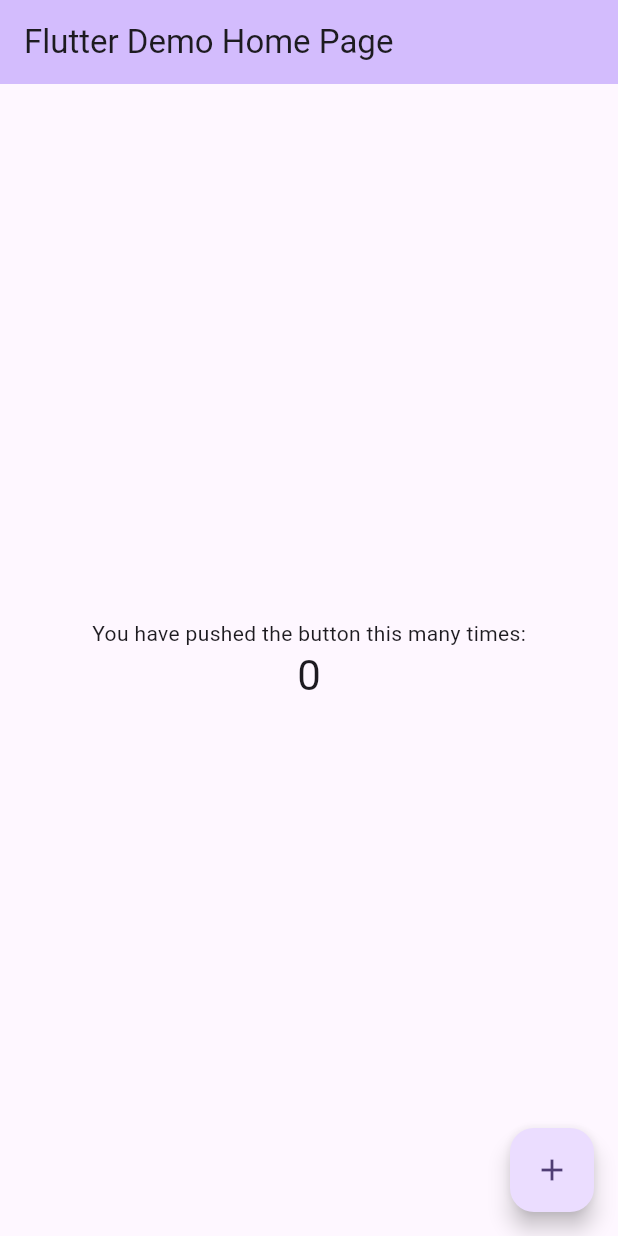
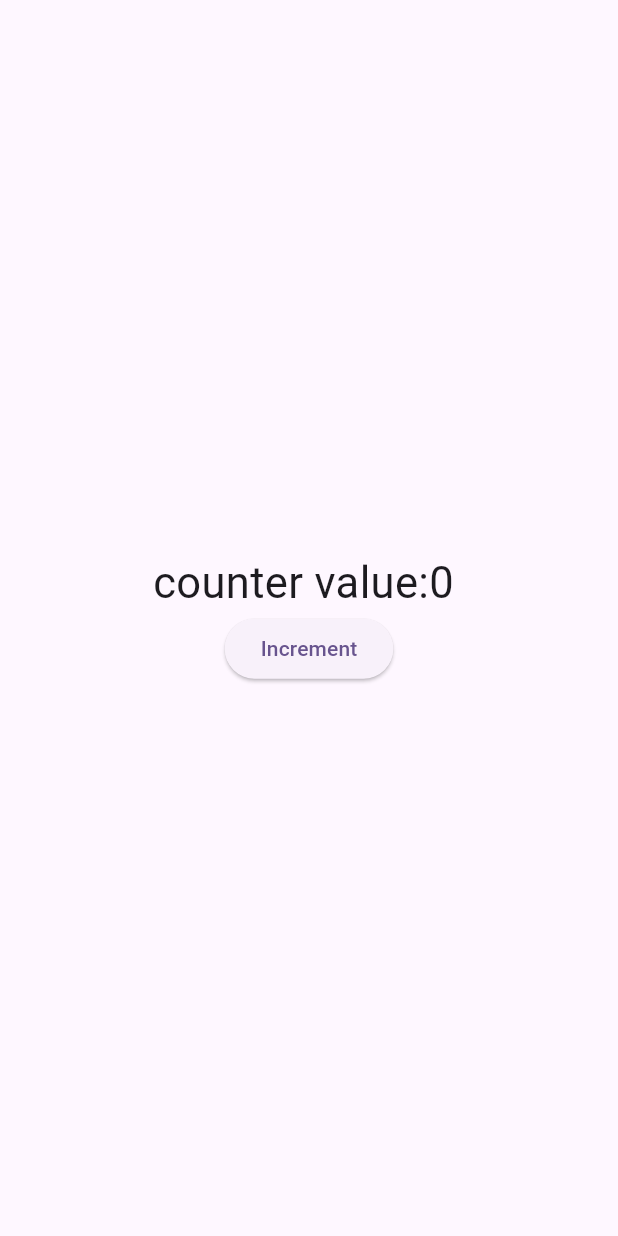
Before and after one commit to Junaidsawand/counter_provider, a Flutter app: the screen it shows after launch, on a phone screen of 412 x 824 dp. Run offline on Flutter 3.47's test engine with Material 3 defaults, Android fonts, the phone set to English and light mode, and no system bars.

Commit message:
updated counter with provider

```diff
--- a/counter_provider/lib/main.dart
+++ b/counter_provider/lib/main.dart
@@ -1,121 +1,68 @@
+import 'package:counter_provider/providers/CounterModel.dart';
 import 'package:flutter/material.dart';
+import 'package:provider/provider.dart';
 
 void main() {
-  runApp(const MyApp());
+  runApp(
+    ChangeNotifierProvider(
+      create: (context) => CounterModel(),
+      child: const MyApp(),
+    ),
+  );
 }
 
-class MyApp extends StatelessWidget {
+class MyApp extends StatefulWidget {
   const MyApp({super.key});
 
-  // This widget is the root of your application.
+  @override
+  State<MyApp> createState() => _MyWidgetState();
+}
+
+class _MyWidgetState extends State<MyApp> {
   @override
   Widget build(BuildContext context) {
+    final counter = Provider.of<CounterModel>(context);
     return MaterialApp(
-      title: 'Flutter Demo',
+      title: "Flutter demo",
       theme: ThemeData(
-
-        // TRY THIS: Try running your application with "flutter run". You'll see
-        // the application has a purple toolbar. Then, without quitting the app,
-        // try changing the seedColor in the colorScheme below to Colors.green
-        // and then invoke "hot reload" (save your changes or press the "hot
-        // reload" button in a Flutter-supported IDE, or press "r" if you used
-        // the command line to start the app).
-        //
-        // Notice that the counter didn't reset back to zero; the application
-        // state is not lost during the reload. To reset the state, use hot
-        // restart instead.
-        //
-        // This works for code too, not just values: Most code changes can be
-        // tested with just a hot reload.
         colorScheme: ColorScheme.fromSeed(seedColor: Colors.deepPurple),
+        useMaterial3: true,
       ),
-      home: const MyHomePage(title: 'Flutter Demo Home Page'),
+      home: const CounterWidget(),
     );
   }
 }
 
-class MyHomePage extends StatefulWidget {
-  const MyHomePage({super.key, required this.title});
-
-  // This widget is the home page of your application. It is stateful, meaning
-  // that it has a State object (defined below) that contains fields that affect
-  // how it looks.
-
-  // This class is the configuration for the state. It holds the values (in this
-  // case the title) provided by the parent (in this case the App widget) and
-  // used by the build method of the State. Fields in a Widget subclass are
-  // always marked "final".
-
-  final String title;
-
-  @override
-  State<MyHomePage> createState() => _MyHomePageState();
-}
-
-class _MyHomePageState extends State<MyHomePage> {
-  int _counter = 0;
-
-  void _incrementCounter() {
-    setState(() {
-      // This call to setState tells the Flutter framework that something has
-      // changed in this State, which causes it to rerun the build method below
-      // so that the display can reflect the updated values. If we changed
-      // _counter without calling setState(), then the build method would not be
-      // called again, and so nothing would appear to happen.
-      _counter++;
-    });
-  }
+class CounterWidget extends StatelessWidget {
+  const CounterWidget({super.key});
 
   @override
   Widget build(BuildContext context) {
-    // This method is rerun every time setState is called, for instance as done
-    // by the _incrementCounter method above.
-    //
-    // The Flutter framework has been optimized to make rerunning build methods
-    // fast, so that you can just rebuild anything that needs updating rather
-    // than having to individually change instances of widgets.
+    //final counter = Provider.of<CounterModel>(context);
     return Scaffold(
-      appBar: AppBar(
-        // TRY THIS: Try changing the color here to a specific color (to
-        // Colors.amber, perhaps?) and trigger a hot reload to see the AppBar
-        // change color while the other colors stay the same.
-        backgroundColor: Theme.of(context).colorScheme.inversePrimary,
-        // Here we take the value from the MyHomePage object that was created by
-        // the App.build method, and use it to set our appbar title.
-        title: Text(widget.title),
-      ),
       body: Center(
-        // Center is a layout widget. It takes a single child and positions it
-        // in the middle of the parent.
-        child: Column(
-          // Column is also a layout widget. It takes a list of children and
-          // arranges them vertically. By default, it sizes itself to fit its
-          // children horizontally, and tries to be as tall as its parent.
-          //
-          // Column has various properties to control how it sizes itself and
-          // how it positions its children. Here we use mainAxisAlignment to
-          // center the children vertically; the main axis here is the vertical
-          // axis because Columns are vertical (the cross axis would be
-          // horizontal).
-          //
-          // TRY THIS: Invoke "debug painting" (choose the "Toggle Debug Paint"
-          // action in the IDE, or press "p" in the console), to see the
-          // wireframe for each widget.
-          mainAxisAlignment: MainAxisAlignment.center,
-          children: <Widget>[
-            const Text('You have pushed the button this many times:'),
-            Text(
-              '$_counter',
-              style: Theme.of(context).textTheme.headlineMedium,
-            ),
-          ],
+        child: Consumer<CounterModel>(
+          builder: (BuildContext context, CounterModel value, Widget? child) {
+            return Column(
+              mainAxisAlignment:
+                  MainAxisAlignment.center, // Optional: Center vertically
+              children: [
+                Text(
+                  "counter value:${value.counter} ",
+                  style: const TextStyle(fontSize: 29),
+                ),
+
+                ElevatedButton(
+                  onPressed: () {
+                    value.increment();
+                  },
+                  child: const Text("Increment"),
+                ),
+              ],
+            );
+          },
         ),
       ),
-      floatingActionButton: FloatingActionButton(
-        onPressed: _incrementCounter,
-        tooltip: 'Increment',
-        child: const Icon(Icons.add),
-      ), // This trailing comma makes auto-formatting nicer for build methods.
     );
   }
 }
```
